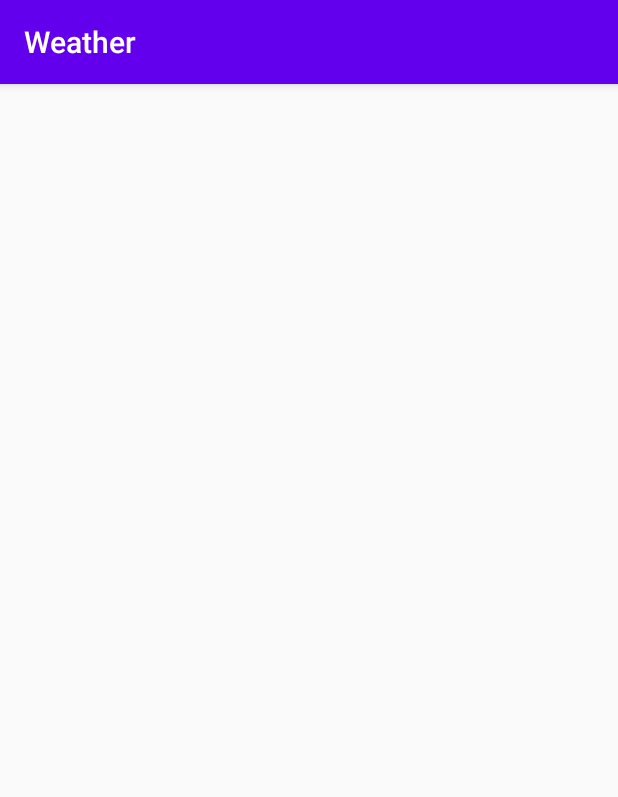
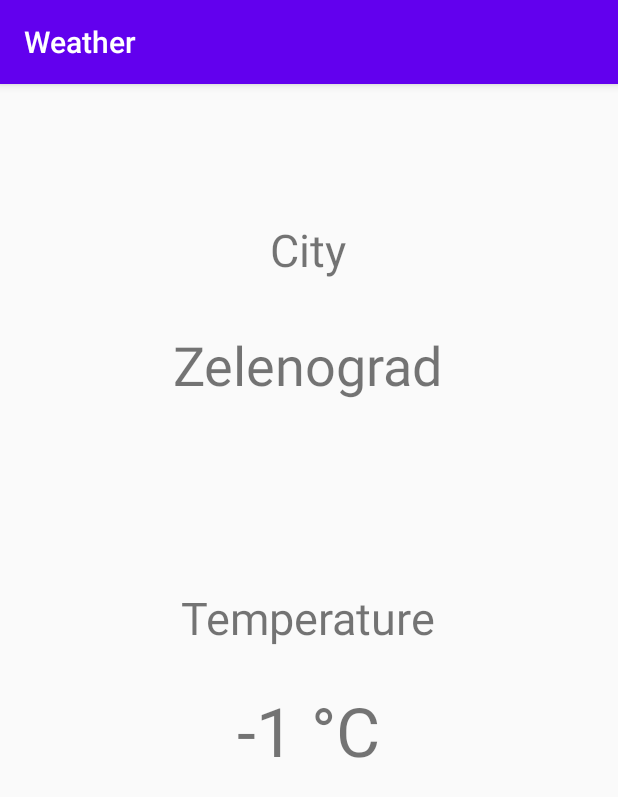
Before and after one commit to FatED42/Weather, an Android app: the screen it shows after launch (MainActivity), on a phone screen of 412 x 824 dp. Shown: the top 797 px of the screen. Run offline under Robolectric (Android 15) with nearby library versions, the phone set to English and light mode, and no system bars.

Commit message:
Набросок интерфейса

```diff
--- a/app/src/main/res/layout/activity_main.xml
+++ b/app/src/main/res/layout/activity_main.xml
@@ -4,4 +4,60 @@
     xmlns:tools="http://schemas.android.com/tools"
     android:layout_width="match_parent"
     android:layout_height="match_parent"
-    tools:context=".MainActivity"/>
+    tools:context=".MainActivity">
+
+    <TextView
+        android:id="@+id/city"
+        android:layout_width="wrap_content"
+        android:layout_height="wrap_content"
+        android:text="@string/cityName"
+        android:textSize="30sp"
+        app:layout_constraintBottom_toBottomOf="parent"
+        app:layout_constraintHorizontal_bias="0.498"
+        app:layout_constraintLeft_toLeftOf="parent"
+        app:layout_constraintRight_toRightOf="parent"
+        app:layout_constraintTop_toTopOf="parent"
+        app:layout_constraintVertical_bias="0.124" />
+
+    <TextView
+        android:id="@+id/cityName"
+        android:layout_width="wrap_content"
+        android:layout_height="wrap_content"
+        android:layout_marginTop="32dp"
+        android:text="@string/zelenograd"
+        android:textSize="36sp"
+        app:layout_constraintBottom_toBottomOf="parent"
+        app:layout_constraintEnd_toEndOf="parent"
+        app:layout_constraintHorizontal_bias="0.497"
+        app:layout_constraintStart_toStartOf="parent"
+        app:layout_constraintTop_toBottomOf="@+id/city"
+        app:layout_constraintVertical_bias="0.0" />
+
+    <TextView
+        android:id="@+id/tempValue"
+        android:layout_width="wrap_content"
+        android:layout_height="wrap_content"
+        android:text="@string/tempValue"
+        android:textSize="45sp"
+        app:layout_constraintBottom_toBottomOf="parent"
+        app:layout_constraintEnd_toEndOf="parent"
+        app:layout_constraintHorizontal_bias="0.498"
+        app:layout_constraintStart_toStartOf="parent"
+        app:layout_constraintTop_toBottomOf="@+id/temperature"
+        app:layout_constraintVertical_bias="0.075" />
+
+    <TextView
+        android:id="@+id/temperature"
+        android:layout_width="wrap_content"
+        android:layout_height="wrap_content"
+        android:layout_marginTop="16dp"
+        android:text="@string/temperature"
+        android:textSize="30sp"
+        app:layout_constraintBottom_toBottomOf="parent"
+        app:layout_constraintEnd_toEndOf="parent"
+        app:layout_constraintHorizontal_bias="0.497"
+        app:layout_constraintStart_toStartOf="parent"
+        app:layout_constraintTop_toBottomOf="@+id/cityName"
+        app:layout_constraintVertical_bias="0.216" />
+
+</androidx.constraintlayout.widget.ConstraintLayout>
--- a/app/src/main/res/values/strings.xml
+++ b/app/src/main/res/values/strings.xml
@@ -1,3 +1,7 @@
 <resources>
     <string name="app_name">Weather</string>
+    <string name="cityName">City</string>
+    <string name="zelenograd">Zelenograd</string>
+    <string name="tempValue" translatable="false">-1 °C</string>
+    <string name="temperature">Temperature</string>
 </resources>
```
Also changed, not shown: 1 other file.
